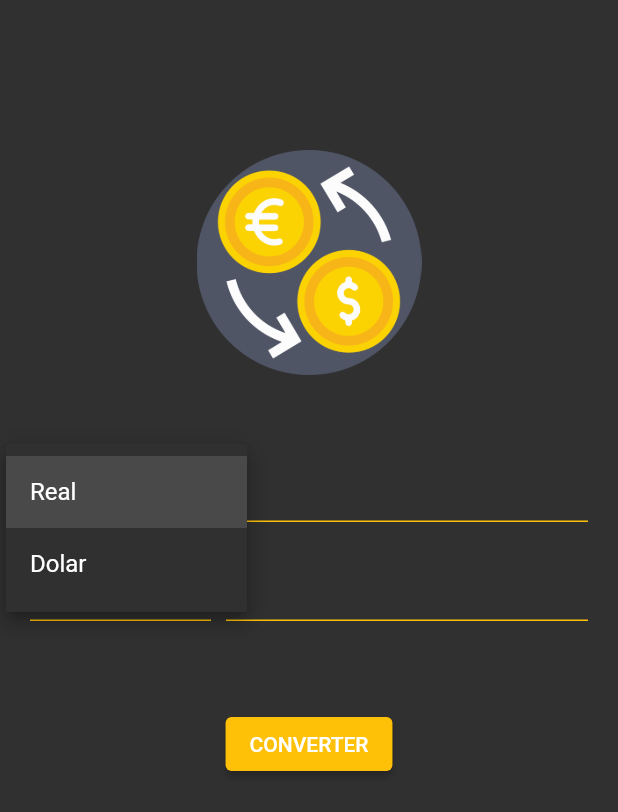
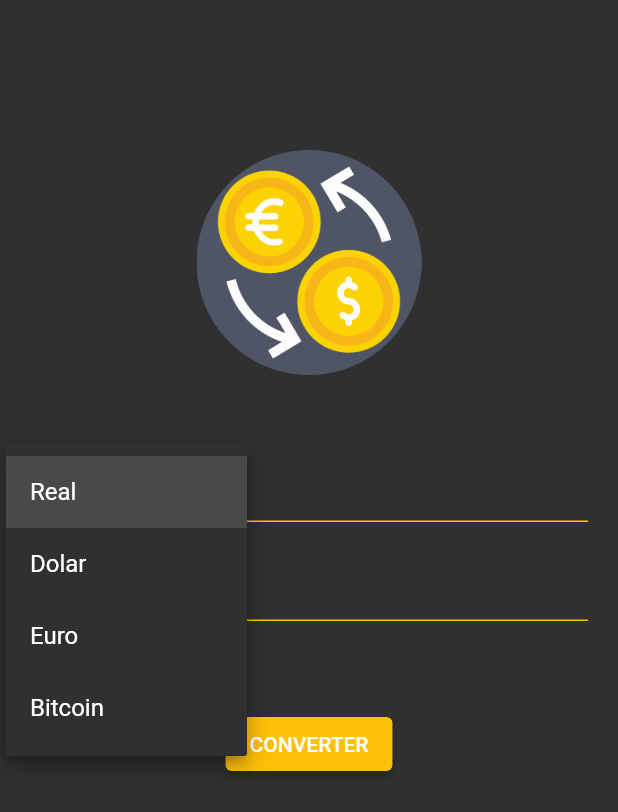
Before and after one commit to Daniels887/flutter_converter, a Flutter app: the screen it shows after launch, after a tap on "Real", on a phone screen of 412 x 824 dp. Shown: the top 812 px of the screen. Run offline on Flutter 3.47's test engine with Material 2 defaults, Android fonts, the phone set to English and light mode, and no system bars.

Commit message:
feat: finish app

```diff
--- a/lib/app/components/currency_box.dart
+++ b/lib/app/components/currency_box.dart
@@ -1,6 +1,15 @@
 import 'package:flutter/material.dart';
+import 'package:flutter_converter/app/models/currency_model.dart';
 
 class CurrencyBox extends StatelessWidget {
+
+  final List<CurrencyModel> items;
+  final CurrencyModel selectedItem;
+  final TextEditingController controller;
+  final void Function(CurrencyModel model) onChanged;
+
+  const CurrencyBox({Key key, this.items, this.controller, this.onChanged, this.selectedItem}) : super(key: key);
+
   @override
   Widget build(BuildContext context) {
   return Row(
@@ -9,18 +18,20 @@ class CurrencyBox extends StatelessWidget {
         Expanded(
           child: SizedBox(
             height: 56,
-              child: DropdownButton(
+              child: DropdownButton<CurrencyModel>(
               iconEnabledColor: Colors.amber,
               isExpanded: true,
                 underline: Container(height: 1, color: Colors.amber),
-                items: [
-                  DropdownMenuItem(child: Text('Real')),
-                  DropdownMenuItem(child: Text('Dolar')),
-                ], onChanged: (value) {}),
+                value: selectedItem,
+                items: items
+                  .map((e) => DropdownMenuItem( value: e, child: Text(e.name)))
+                  .toList(),
+                onChanged: onChanged),
           )
         ),
         SizedBox(width: 10),
         Expanded(flex: 2, child: TextField(
+          controller: controller,
           decoration: InputDecoration(
             enabledBorder: UnderlineInputBorder(
               borderSide: BorderSide(color: Colors.amber),
--- /dev/null
+++ b/lib/app/controllers/home_controller.dart
@@ -0,0 +1,36 @@
+import 'package:flutter/widgets.dart';
+import 'package:flutter_converter/app/models/currency_model.dart';
+
+class HomeController {
+  List<CurrencyModel> currencies;
+
+  final TextEditingController toText;
+  final TextEditingController fromText;
+
+  CurrencyModel toCurrency;
+  CurrencyModel fromCurrency;
+
+  HomeController({this.toText, this.fromText}) {
+    currencies = CurrencyModel.getCurrencies();
+    toCurrency = currencies[0];
+    fromCurrency = currencies[1];
+  }
+
+  void convert() {
+    String text = toText.text;
+    double value = double.tryParse(text) ?? 1.0;
+    double returnValue = 1;
+
+    if(fromCurrency.name == 'Real') {
+      returnValue = value * toCurrency.real;
+    } else if (fromCurrency.name == 'Dolar') {
+      returnValue = value * toCurrency.dolar;
+    } else if (fromCurrency.name == 'Euro') {
+      returnValue = value * toCurrency.euro;
+    } else {
+      returnValue = value * toCurrency.bitcoin;
+    }
+
+    fromText.text = returnValue.toStringAsFixed(2);
+  }
+}
--- a/lib/app/views/home_view.dart
+++ b/lib/app/views/home_view.dart
@@ -1,32 +1,69 @@
 import 'package:flutter/material.dart';
 import 'package:flutter_converter/app/components/currency_box.dart';
+import 'package:flutter_converter/app/controllers/home_controller.dart';
 
-class HomeView extends StatelessWidget {
+class HomeView extends StatefulWidget {
+  @override
+  _HomeViewState createState() => _HomeViewState();
+}
+
+class _HomeViewState extends State<HomeView> {
+  final TextEditingController toText = TextEditingController();
+
+  final TextEditingController fromText = TextEditingController();
+
+  HomeController homeController;
+
+  @override
+  void initState() {
+    super.initState();
+    homeController = HomeController(toText: toText, fromText: fromText);
+  }
+
   @override
   Widget build(BuildContext context) {
     return Scaffold(
       body: SizedBox(
         width: MediaQuery.of(context).size.width,
         height: MediaQuery.of(context).size.height,
-        child: Column(
-          children: [
+        child: SingleChildScrollView(
+          child:
             Padding(
               padding: const EdgeInsets.only(top: 100, left: 20, right: 20, bottom: 20),
               child: Column(children: [
                 Image.asset('assets/images/logo.png', width: 150, height: 150),
                 SizedBox(height: 50),
-                CurrencyBox(),
+                CurrencyBox(
+                  selectedItem: homeController.toCurrency,
+                  controller: toText,
+                  items: homeController.currencies,
+                  onChanged: (model) {
+                    setState(() {
+                      homeController.toCurrency = model;
+                    });
+                  }
+                ),
                 SizedBox(height: 10),
-                CurrencyBox(),
+                CurrencyBox(
+                  selectedItem: homeController.fromCurrency,
+                  controller: fromText,
+                  items: homeController.currencies,
+                  onChanged: (model) {
+                    setState(() {
+                      homeController.fromCurrency = model;
+                    });
+                  }
+                ),
                 SizedBox(height: 50),
-                ElevatedButton(onPressed: (){}, child: Text('CONVERTER'),
+                ElevatedButton(onPressed: (){
+                  homeController.convert();
+                }, child: Text('CONVERTER'),
                   style: ButtonStyle(
                     backgroundColor: MaterialStateProperty.all<Color>(Colors.amber)
                   )
                 )
               ],)
             ),
-          ],
         ),
       ),
     );
```
Also changed, not shown: 1 other file.
